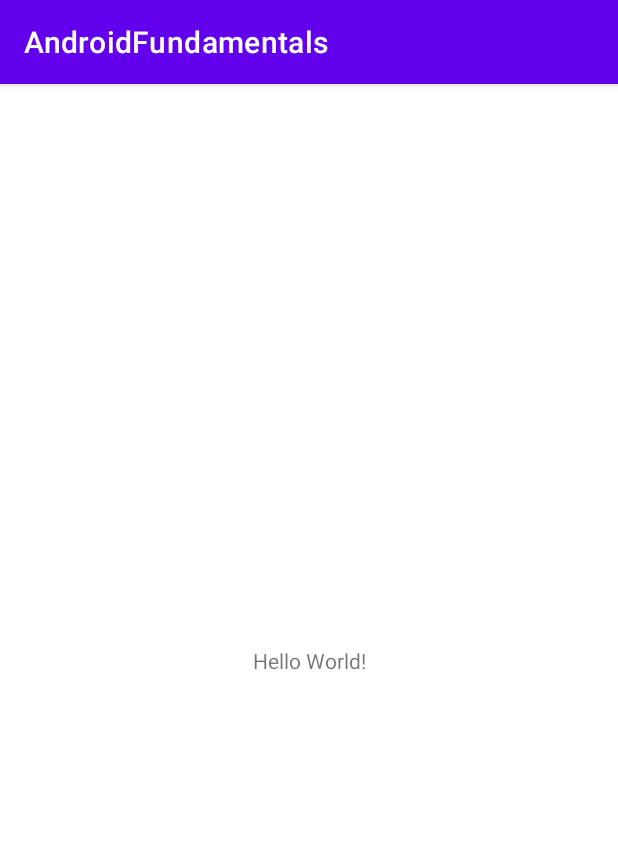
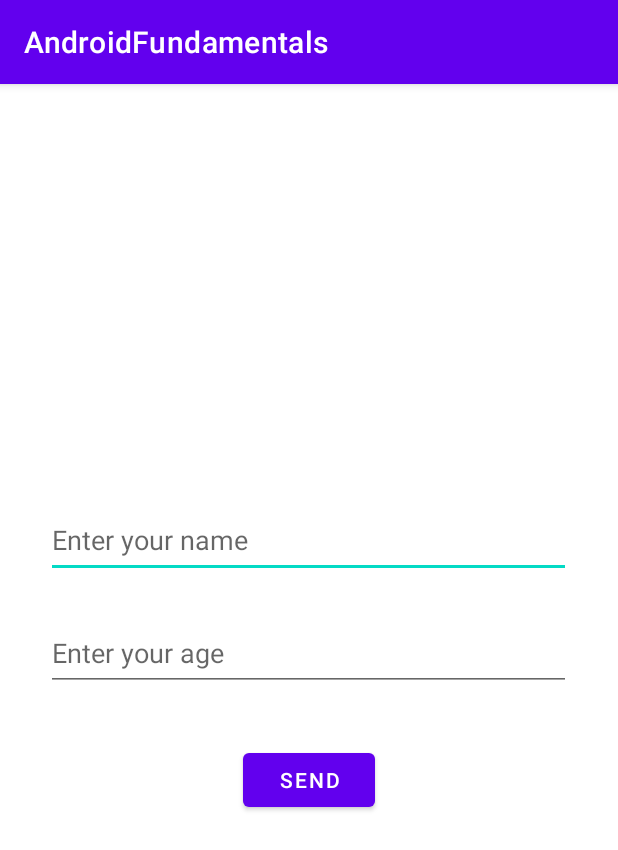
Before and after one commit to Donizeterrj/AndroidFundamentals, an Android app: the screen it shows after launch (MainActivity), on a phone screen of 412 x 824 dp. Shown: the top 850 px of the screen. Run offline under Robolectric (Android 15) with nearby library versions, the phone set to English and light mode, and no system bars.

Commit message:
Criaçãoo segunda tela e navegação entre as activitys

```diff
--- a/app/src/main/AndroidManifest.xml
+++ b/app/src/main/AndroidManifest.xml
@@ -14,6 +14,10 @@
         android:theme="@style/Theme.AndroidFundamentals"
         tools:targetApi="31">
         <activity
+            android:name=".SecondActivity"
+            android:exported="true"
+            android:parentActivityName=".MainActivity" />
+        <activity
             android:name=".MainActivity"
             android:exported="true">
             <intent-filter>
--- a/app/src/main/java/com/example/androidfundamentals/MainActivity.kt
+++ b/app/src/main/java/com/example/androidfundamentals/MainActivity.kt
@@ -1,11 +1,38 @@
 package com.example.androidfundamentals
 
+import android.content.Intent
 import androidx.appcompat.app.AppCompatActivity
 import android.os.Bundle
+import android.widget.Button
+import android.widget.EditText
 
 class MainActivity : AppCompatActivity() {
+    lateinit var name: EditText
+    lateinit var age: EditText
+    lateinit var send: Button
+
+
     override fun onCreate(savedInstanceState: Bundle?) {
         super.onCreate(savedInstanceState)
         setContentView(R.layout.activity_main)
+
+        name = findViewById(R.id.edit_text_name)
+        age = findViewById(R.id.edit_text_age)
+        send = findViewById(R.id.button)
+
+        send.setOnClickListener {
+
+            var userName: String = name.text.toString()
+            var userAge: Int = age.text.toString().toInt()
+
+            //Metodo para abertura da segunda activity
+            var intent = Intent(this@MainActivity, SecondActivity::class.java)
+
+        intent.putExtra("username", userName)
+        intent.putExtra("userage", userAge)
+            startActivity(intent)
+        }
     }
+
+
 }
--- a/app/src/main/res/layout/activity_main.xml
+++ b/app/src/main/res/layout/activity_main.xml
@@ -1,18 +1,33 @@
 <?xml version="1.0" encoding="utf-8"?>
-<androidx.constraintlayout.widget.ConstraintLayout xmlns:android="http://schemas.android.com/apk/res/android"
+<LinearLayout xmlns:android="http://schemas.android.com/apk/res/android"
     xmlns:app="http://schemas.android.com/apk/res-auto"
     xmlns:tools="http://schemas.android.com/tools"
     android:layout_width="match_parent"
+    android:gravity="center"
+    android:orientation="vertical"
     android:layout_height="match_parent"
     tools:context=".MainActivity">
 
-    <TextView
+    <EditText
+        android:id="@+id/edit_text_name"
+        android:layout_width="350dp"
+        android:layout_height="50dp"
+        android:hint="Enter your name"
+        />
+    <EditText
+        android:id="@+id/edit_text_age"
+        android:layout_marginTop="25dp"
+        android:layout_marginBottom="35dp"
+        android:layout_width="350dp"
+        android:layout_height="50dp"
+        android:hint="Enter your age"
+        android:inputType="number"
+        tools:ignore="InvalidId" />
+
+    <Button
+        android:id="@+id/button"
         android:layout_width="wrap_content"
         android:layout_height="wrap_content"
-        android:text="Hello World!"
-        app:layout_constraintBottom_toBottomOf="parent"
-        app:layout_constraintEnd_toEndOf="parent"
-        app:layout_constraintStart_toStartOf="parent"
-        app:layout_constraintTop_toTopOf="parent" />
+        android:text="Send"/>
 
-</androidx.constraintlayout.widget.ConstraintLayout>
+</LinearLayout>
```
Also changed, not shown: app/src/main/java/com/example/androidfundamentals/SecondActivity.kt (added, +22 -0 lines), app/src/main/res/layout/activity_second.xml (added, +20 -0 lines).
